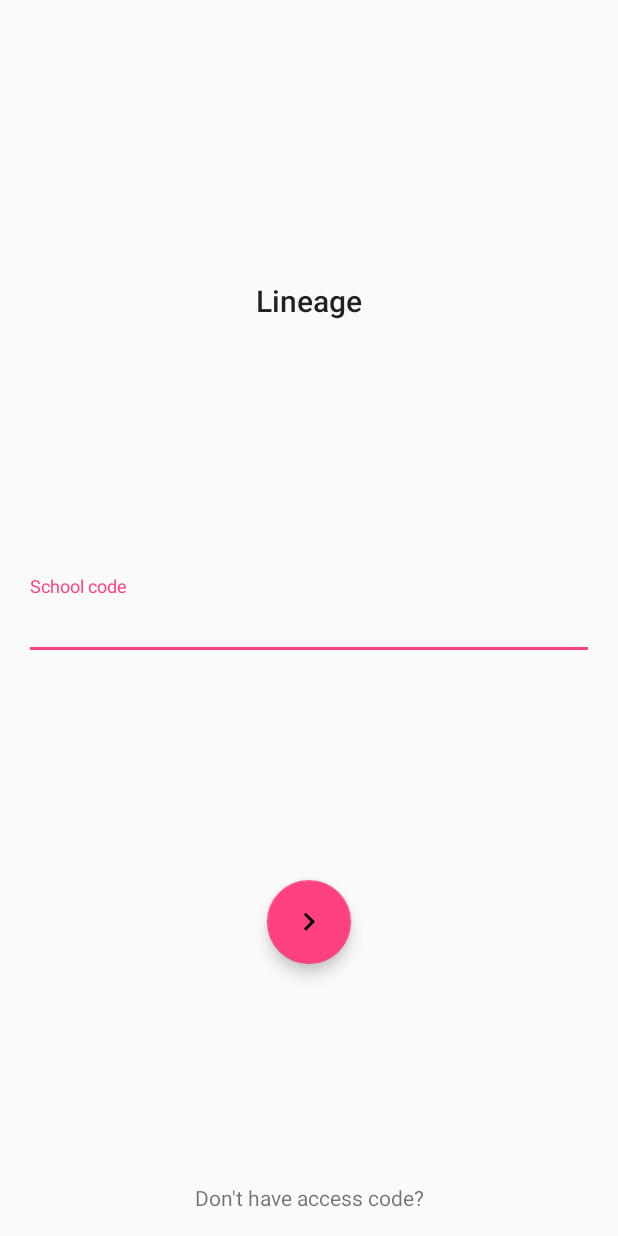
After one commit to louis993546/Lineage-Android, an Android app: the SignInActivity screen opened directly, with no data from a screen before it, on a phone screen of 412 x 824 dp. The commit adds this screen. Run offline under Robolectric (Android 15) with nearby library versions, the phone set to English and light mode, and no system bars.

Commit message:
SignInActivity layout added

```diff
--- a/app/src/main/AndroidManifest.xml
+++ b/app/src/main/AndroidManifest.xml
@@ -1,6 +1,5 @@
 <?xml version="1.0" encoding="utf-8"?>
-<manifest
-    xmlns:android="http://schemas.android.com/apk/res/android"
+<manifest xmlns:android="http://schemas.android.com/apk/res/android"
     package="io.github.louistsaitszho.lineage">
 
     <uses-permission android:name="android.permission.INTERNET" />
@@ -10,16 +9,21 @@
         android:allowBackup="true"
         android:icon="@mipmap/ic_launcher"
         android:label="@string/app_name"
+        android:resizeableActivity="true"
         android:roundIcon="@mipmap/ic_launcher_round"
         android:supportsRtl="true"
-        android:resizeableActivity="true"
         android:theme="@style/AppTheme">
         <activity android:name=".activities.MainActivity">
             <intent-filter>
                 <action android:name="android.intent.action.MAIN" />
+
                 <category android:name="android.intent.category.LAUNCHER" />
             </intent-filter>
         </activity>
+        <activity
+            android:name=".activities.SignInActivity"
+            android:label="@string/title_activity_sign_in"
+            android:theme="@style/AppTheme"></activity>
     </application>
 
 </manifest>
--- /dev/null
+++ b/app/src/main/java/io/github/louistsaitszho/lineage/activities/SignInActivity.kt
@@ -0,0 +1,22 @@
+package io.github.louistsaitszho.lineage.activities
+
+import android.os.Bundle
+import android.support.design.widget.Snackbar
+import android.support.v7.app.AppCompatActivity
+import io.github.louistsaitszho.lineage.R
+
+import kotlinx.android.synthetic.main.activity_sign_in.*
+
+class SignInActivity : AppCompatActivity() {
+
+    override fun onCreate(savedInstanceState: Bundle?) {
+        super.onCreate(savedInstanceState)
+        setContentView(R.layout.activity_sign_in)
+
+        fab.setOnClickListener { view ->
+            Snackbar.make(view, "Replace with your own action", Snackbar.LENGTH_LONG)
+                    .setAction("Action", null).show()
+        }
+    }
+
+}
--- /dev/null
+++ b/app/src/main/res/drawable/ic_keyboard_arrow_right_black_24dp.xml
@@ -0,0 +1,9 @@
+<vector
+    android:autoMirrored="true"
+    android:height="24dp"
+    android:viewportHeight="24.0"
+    android:viewportWidth="24.0"
+    android:width="24dp"
+    xmlns:android="http://schemas.android.com/apk/res/android">
+    <path android:fillColor="#FF000000" android:pathData="M8.59,16.34l4.58,-4.59 -4.58,-4.59L10,5.75l6,6 -6,6z"/>
+</vector>
--- a/app/src/main/res/layout/activity_main.xml
+++ b/app/src/main/res/layout/activity_main.xml
@@ -12,10 +12,19 @@
         android:layout_height="match_parent"
         android:orientation="vertical">
 
-        <android.support.v7.widget.Toolbar
-            android:id="@+id/toolbar"
+        <android.support.design.widget.AppBarLayout
             android:layout_width="match_parent"
-            android:layout_height="wrap_content"/>
+            android:layout_height="wrap_content"
+            android:theme="@style/AppTheme.AppBarOverlay">
+
+            <android.support.v7.widget.Toolbar
+                android:id="@+id/toolbar"
+                android:layout_width="match_parent"
+                android:layout_height="?attr/actionBarSize"
+                android:background="?attr/colorPrimary"
+                app:popupTheme="@style/AppTheme.PopupOverlay" />
+
+        </android.support.design.widget.AppBarLayout>
 
         <fragment
             android:id="@+id/fragment_videos"
--- /dev/null
+++ b/app/src/main/res/layout/activity_sign_in.xml
@@ -0,0 +1,74 @@
+<?xml version="1.0" encoding="utf-8"?>
+<android.support.design.widget.CoordinatorLayout
+    xmlns:android="http://schemas.android.com/apk/res/android"
+    xmlns:app="http://schemas.android.com/apk/res-auto"
+    xmlns:tools="http://schemas.android.com/tools"
+    android:layout_width="match_parent"
+    android:layout_height="match_parent"
+    android:padding="16dp"
+    tools:context="io.github.louistsaitszho.lineage.activities.SignInActivity">
+
+    <android.support.constraint.ConstraintLayout
+        android:layout_width="match_parent"
+        android:layout_height="match_parent"
+        app:layout_behavior="@string/appbar_scrolling_view_behavior">
+
+        <android.support.design.widget.TextInputLayout
+            android:id="@+id/text_input_layout_school_code"
+            android:layout_width="0dp"
+            android:layout_height="wrap_content"
+            app:layout_constraintStart_toStartOf="parent"
+            app:layout_constraintLeft_toLeftOf="parent"
+            app:layout_constraintEnd_toEndOf="parent"
+            app:layout_constraintRight_toRightOf="parent"
+            app:layout_constraintTop_toTopOf="parent"
+            app:layout_constraintBottom_toBottomOf="parent">
+
+            <EditText
+                android:id="@+id/edit_text_school_code"
+                android:layout_width="match_parent"
+                android:layout_height="wrap_content"
+                android:hint="School code"/>
+
+        </android.support.design.widget.TextInputLayout>
+
+        <TextView
+            android:id="@+id/text_view_app_name"
+            android:layout_width="wrap_content"
+            android:layout_height="wrap_content"
+            app:layout_constraintStart_toStartOf="parent"
+            app:layout_constraintLeft_toLeftOf="parent"
+            app:layout_constraintEnd_toEndOf="parent"
+            app:layout_constraintRight_toRightOf="parent"
+            app:layout_constraintTop_toTopOf="parent"
+            app:layout_constraintBottom_toTopOf="@id/text_input_layout_school_code"
+            android:textAppearance="@style/Base.TextAppearance.AppCompat.Title"
+            android:text="@string/app_name"/>
+
+        <android.support.design.widget.FloatingActionButton
+            android:id="@+id/fab"
+            android:layout_width="wrap_content"
+            android:layout_height="wrap_content"
+            app:layout_constraintTop_toBottomOf="@id/text_input_layout_school_code"
+            app:layout_constraintStart_toStartOf="parent"
+            app:layout_constraintLeft_toLeftOf="parent"
+            app:layout_constraintEnd_toEndOf="parent"
+            app:layout_constraintRight_toRightOf="parent"
+            app:layout_constraintBottom_toTopOf="@+id/text_view_new_user"
+            app:srcCompat="@drawable/ic_keyboard_arrow_right_black_24dp" />
+
+        <TextView
+            android:id="@+id/text_view_new_user"
+            android:layout_width="wrap_content"
+            android:layout_height="wrap_content"
+            app:layout_constraintStart_toStartOf="parent"
+            app:layout_constraintLeft_toLeftOf="parent"
+            app:layout_constraintEnd_toEndOf="parent"
+            app:layout_constraintRight_toRightOf="parent"
+            app:layout_constraintBottom_toBottomOf="parent"
+            android:text="Don't have access code?"/>
+
+    </android.support.constraint.ConstraintLayout>
+
+
+</android.support.design.widget.CoordinatorLayout>
--- /dev/null
+++ b/app/src/main/res/values/dimens.xml
@@ -0,0 +1,3 @@
+<resources>
+    <dimen name="fab_margin">32dp</dimen>
+</resources>
--- a/app/src/main/res/values/strings.xml
+++ b/app/src/main/res/values/strings.xml
@@ -5,4 +5,5 @@
     <string name="no_thumbnail">No Thumbnail</string>
     <string name="medium">Medium</string>
     <string name="large">Large</string>
+    <string name="title_activity_sign_in">SignInActivity</string>
 </resources>
--- a/app/src/main/res/values/styles.xml
+++ b/app/src/main/res/values/styles.xml
@@ -8,4 +8,8 @@
         <item name="colorAccent">@color/colorAccent</item>
     </style>
 
+    <style name="AppTheme.AppBarOverlay" parent="ThemeOverlay.AppCompat.Dark.ActionBar" />
+
+    <style name="AppTheme.PopupOverlay" parent="ThemeOverlay.AppCompat.Light" />
+
 </resources>
```
